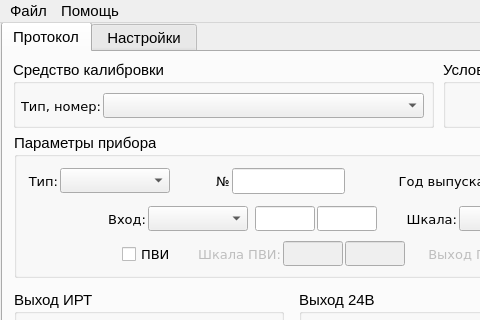
Above: main.ui from asd192/CalibrationIRT59 before the change; both pictures show x 0 to 480 and y 0 to 320 of the 800 by 670 pixel window. Below: the same form after it.
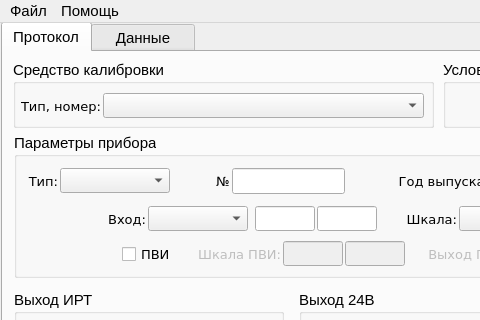
That is the form after the change.

```diff
--- a/main.ui
+++ b/main.ui
@@ -2823,7 +2823,7 @@
     </widget>
     <widget class="QWidget" name="tab_param">
      <attribute name="title">
-      <string> Настройки </string>
+      <string>   Данные   </string>
      </attribute>
      <widget class="QTableWidget" name="tableWidget_param">
       <property name="geometry">
```
Left out of the diff: 27 changed lines with no effect on the pictures.
